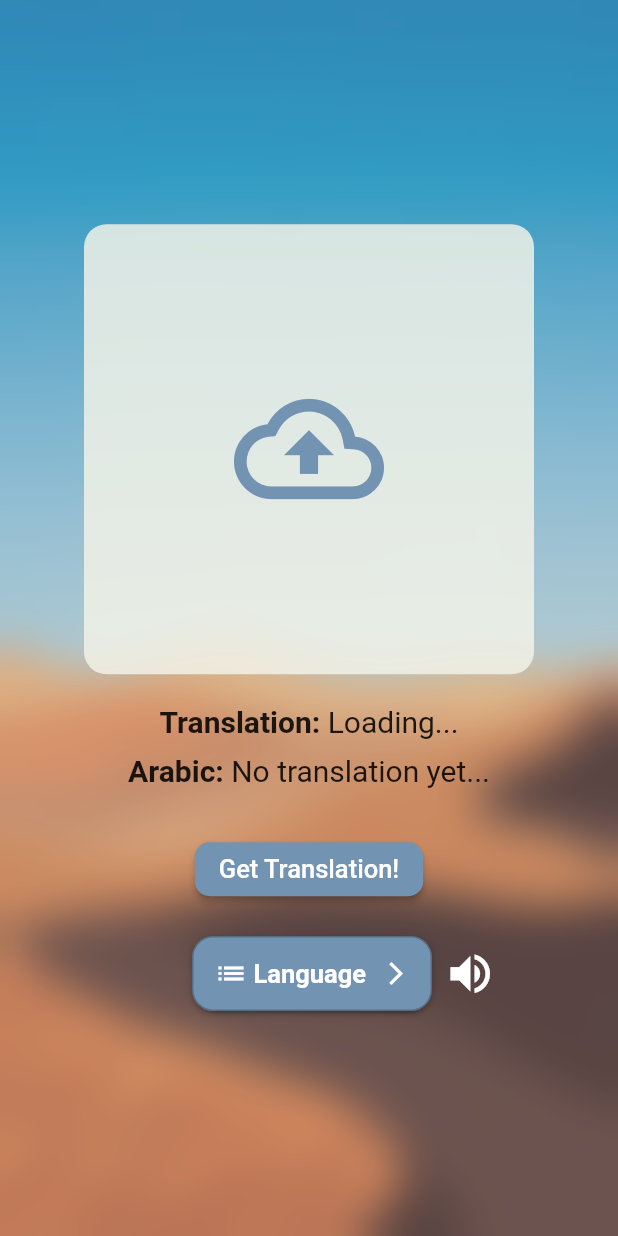
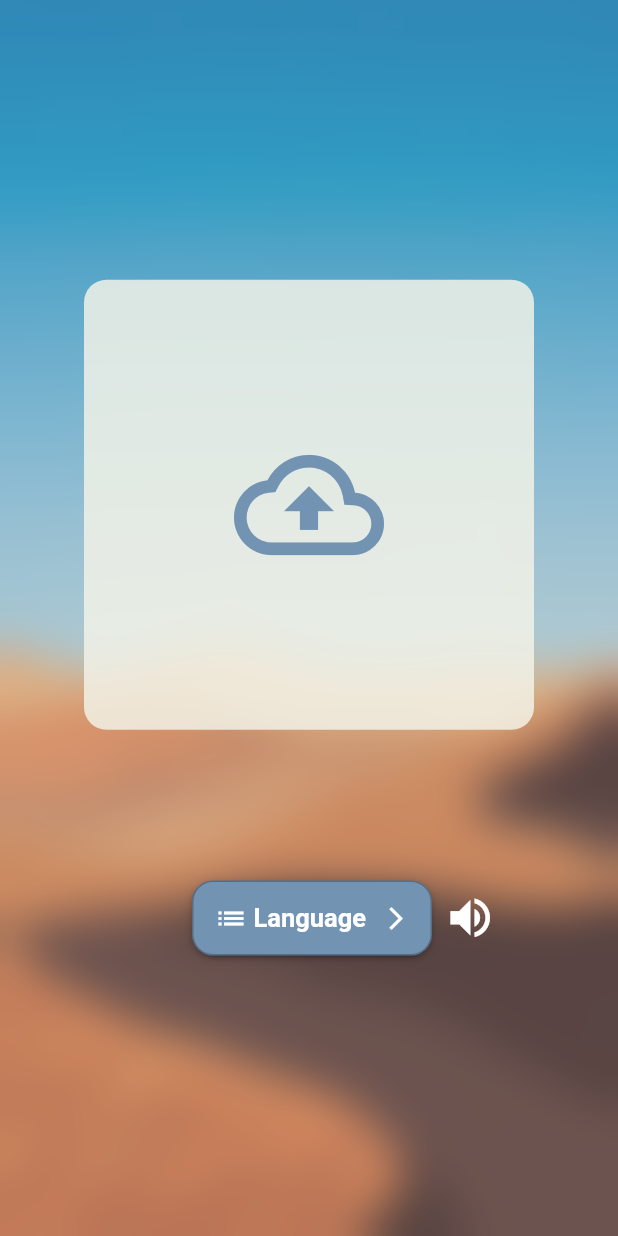
Before and after one commit to ahmedbassemaly/Aegyptos, a Flutter app: the HomePage screen opened directly, on a phone screen of 412 x 824 dp. Run offline on Flutter 3.47's test engine with Material 2 defaults, Android fonts, the phone set to English and light mode, and no system bars; drawn by our look-alikes of dropdown_button2; our stand-ins replace cloud_firestore, firebase_auth, firebase_core, flutter_riverpod, flutter_tts, image_cropper and 2 more; accounts and stored records are empty.

Commit message:
translation appears directly once user chose image

```diff
--- a/lib/screens/homepage.dart
+++ b/lib/screens/homepage.dart
@@ -22,8 +22,9 @@ class HomePage extends ConsumerStatefulWidget {
 
 class _HomePageState extends ConsumerState<HomePage> {
   File? _image;
-  String prediction = 'Loading...';
-  String translation = 'No translation yet...';
+  // String prediction = 'Loading...';
+  String? prediction;
+  String? translation;
   String gardinerCodePronunciation = '';
   final FlutterTts flutterTts = FlutterTts();
   final predict = Predict();
@@ -44,6 +45,7 @@ class _HomePageState extends ConsumerState<HomePage> {
   }
 
   _cropImage(XFile picked) async {
+    final results = await predict.predict(_image);
     File? cropped = await ImageCropper().cropImage(
       androidUiSettings: const AndroidUiSettings(
           toolbarTitle: 'Cropper',
@@ -64,19 +66,23 @@ class _HomePageState extends ConsumerState<HomePage> {
     if (cropped != null) {
       setState(() {
         _image = cropped;
+        prediction = results.prediction.toString();
+        translation = results.translation.toString();
+        gardinerCodePronunciation =
+            results.gardinerCodePronunciation.toString();
       });
     }
   }
 
-  Future<void> _onPredictPressed() async {
-    final results = await predict.predict(_image);
+  // Future<void> _onPredictPressed() async {
+  //   final results = await predict.predict(_image);
 
-    setState(() {
-      prediction = results.prediction.toString();
-      translation = results.translation.toString();
-      gardinerCodePronunciation = results.gardinerCodePronunciation.toString();
-    });
-  }
+  //   setState(() {
+  //     prediction = results.prediction.toString();
+  //     translation = results.translation.toString();
+  //     gardinerCodePronunciation = results.gardinerCodePronunciation.toString();
+  //   });
+  // }
 
   speak(String text, String language) async {
     await flutterTts.setLanguage(language);
@@ -144,13 +150,28 @@ class _HomePageState extends ConsumerState<HomePage> {
                     ),
                     Column(
                       children: [
+                        const SizedBox(
+                          height: 20.0,
+                        ),
                         Row(
                           mainAxisAlignment: MainAxisAlignment.center,
                           children: [
-                            TranslationText(
-                                text: 'Translation: ',
-                                fontWeight: FontWeight.bold),
-                            TranslationText(text: prediction),
+                            prediction != null
+                                ? Row(
+                                    children: [
+                                      TranslationText(
+                                        text: 'English: ',
+                                        fontWeight: FontWeight.bold,
+                                      ),
+                                      prediction != null
+                                          ? TranslationText(text: prediction!)
+                                          : const Center(
+                                              child:
+                                                  CircularProgressIndicator()),
+                                      // TranslationText(text: prediction!),
+                                    ],
+                                  )
+                                : Container(),
                           ],
                         ),
                         const SizedBox(
@@ -159,11 +180,22 @@ class _HomePageState extends ConsumerState<HomePage> {
                         Row(
                           mainAxisAlignment: MainAxisAlignment.center,
                           children: [
-                            TranslationText(
-                              text: 'Arabic: ',
-                              fontWeight: FontWeight.bold,
-                            ),
-                            TranslationText(text: translation),
+                            translation != null
+                                ? Row(
+                                    children: [
+                                      TranslationText(
+                                        text: 'Arabic: ',
+                                        fontWeight: FontWeight.bold,
+                                      ),
+                                      translation != null
+                                          ? TranslationText(text: translation!)
+                                          : const Center(
+                                              child:
+                                                  CircularProgressIndicator()),
+                                      // TranslationText(text: translation!),
+                                    ],
+                                  )
+                                : Container(),
                           ],
                         ),
                         const SizedBox(
@@ -171,17 +203,17 @@ class _HomePageState extends ConsumerState<HomePage> {
                         ),
                       ],
                     ),
-                    ElevatedButton(
-                      onPressed: _onPredictPressed,
-                      style: ElevatedButton.styleFrom(
-                          backgroundColor: ConstantsColors.secondaryColor,
-                          shape: RoundedRectangleBorder(
-                              borderRadius: BorderRadius.circular(10.0))),
-                      child: const Text(
-                        'Get Translation!',
-                        style: TextStyle(color: Colors.white, fontSize: 17),
-                      ),
-                    ),
+                    // ElevatedButton(
+                    //   onPressed: _onPredictPressed,
+                    //   style: ElevatedButton.styleFrom(
+                    //       backgroundColor: ConstantsColors.secondaryColor,
+                    //       shape: RoundedRectangleBorder(
+                    //           borderRadius: BorderRadius.circular(10.0))),
+                    //   child: const Text(
+                    //     'Get Translation!',
+                    //     style: TextStyle(color: Colors.white, fontSize: 17),
+                    //   ),
+                    // ),
                     const SizedBox(
                       height: 20.0,
                     ),
@@ -204,10 +236,10 @@ class _HomePageState extends ConsumerState<HomePage> {
                             onPressed: () {
                               if (_selectedValue == 'English') {
                                 selectedLanguage = 'en-US';
-                                speak(prediction, selectedLanguage!);
+                                speak(prediction!, selectedLanguage!);
                               } else if (_selectedValue == 'Arabic') {
                                 selectedLanguage = 'ar-EG';
-                                speak(translation, selectedLanguage!);
+                                speak(translation!, selectedLanguage!);
                               } else if (_selectedValue == 'Hieroglyphics') {
                                 selectedLanguage = 'ar-EG';
                                 speak(gardinerCodePronunciation,
--- a/lib/service/prediction.dart
+++ b/lib/service/prediction.dart
@@ -15,6 +15,7 @@ class Predict {
 
     //MIU URL
     // var url = "http://192.168.43.162:8000/predict";
+    // var url = "http://192.168.59.159:8000/predict";
     //Bassom's URL
     var url = "http://192.168.1.3:8000/predict";
     //Reem's URL
@@ -43,7 +44,7 @@ class Predict {
       print('Failed to make prediction ${response.statusCode}');
       results.prediction = 'Failed to predict';
       results.translation = 'Failed to translate';
-      results.gardinerCodePronunciation = 'Failed to pronunce';
+      results.gardinerCodePronunciation = 'لا يوجد صوت';
     }
 
     return results;
```
Also changed, not shown: lib/screens/camera_screen.dart (+72 -35 lines).
